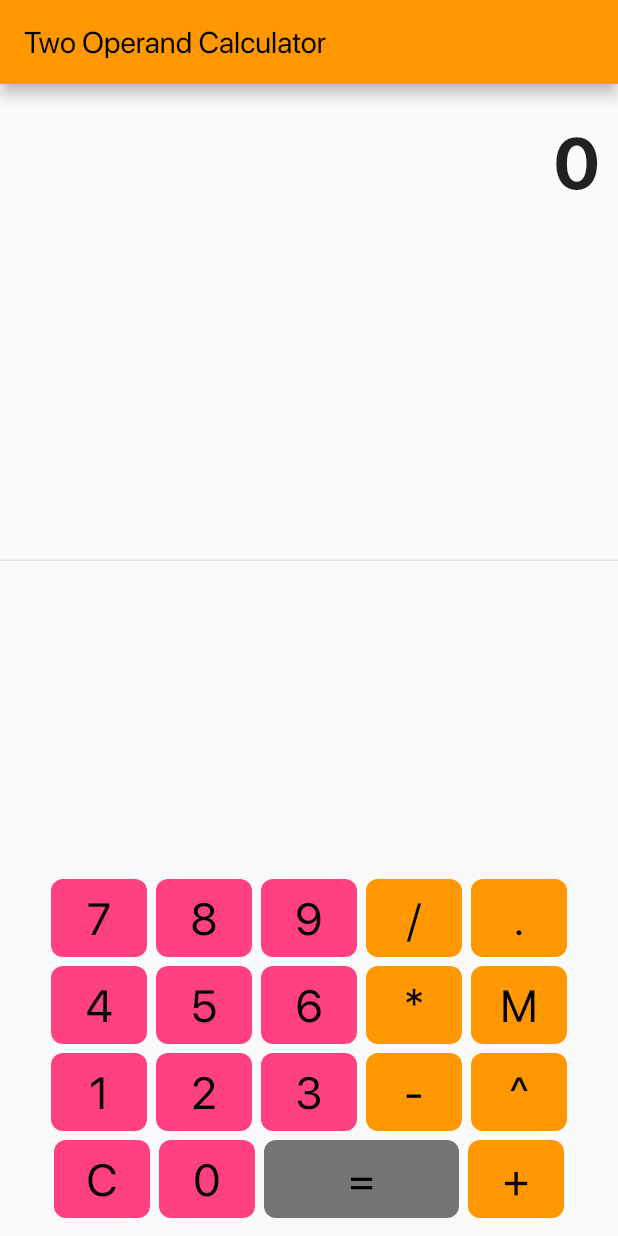
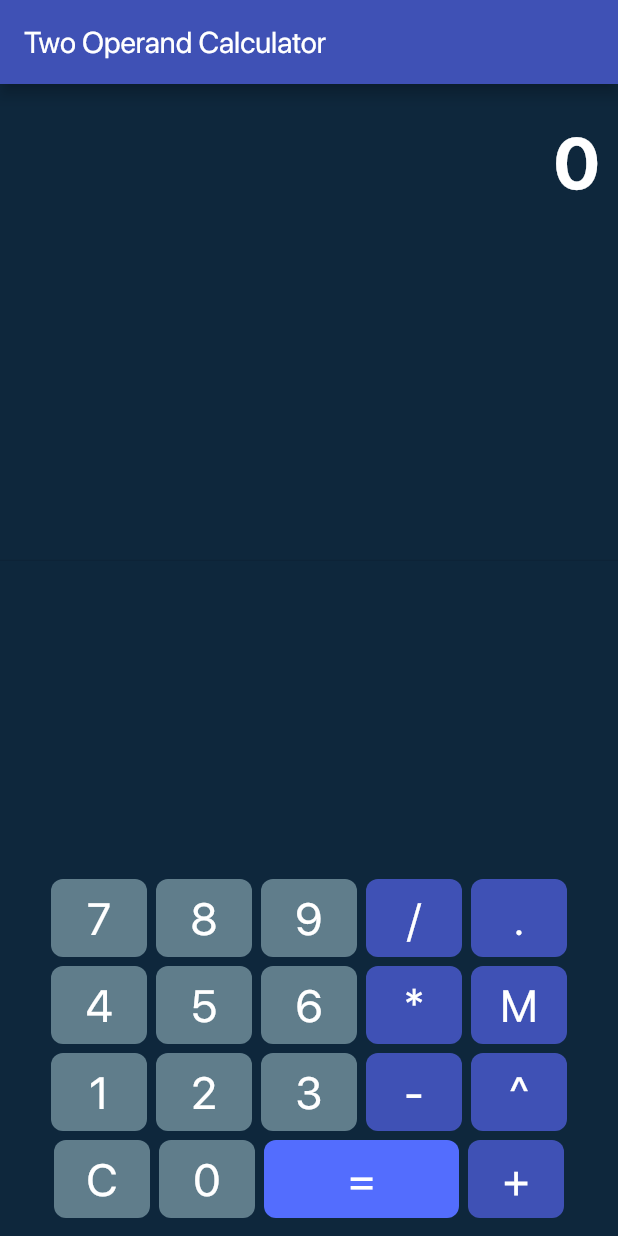
Before and after one commit to itcodehery/Flutter-CodeMaiden, a Flutter app: the screen it shows after launch, on a phone screen of 412 x 824 dp. Run offline on Flutter 3.47's test engine with Material 2 defaults, Android fonts, the phone set to English and light mode, and no system bars; our stand-ins replace get, shared_preferences; missing offline and left inert: material3_layout.

Commit message:
Lil design changes to the Calculator

```diff
--- a/calculator/lib/main.dart
+++ b/calculator/lib/main.dart
@@ -11,7 +11,9 @@ class CalculatorApp extends StatelessWidget {
     return MaterialApp(
       title: 'Calculator',
       color: const Color.fromRGBO(244, 233, 205, 100),
-      theme: ThemeData(primarySwatch: Colors.orange),
+      theme: ThemeData(
+          primarySwatch: Colors.indigo,
+          canvasColor: const Color.fromARGB(255, 14, 39, 60)),
       home: const CalculatorScreen(),
     );
   }
@@ -109,7 +111,7 @@ class CalculatorScreenState extends State<CalculatorScreen> {
             fontFamily: 'SFProDisplay',
             fontSize: 30.0,
             fontWeight: FontWeight.normal,
-            color: Colors.black,
+            color: Colors.white,
           ),
         ));
   }
@@ -134,7 +136,7 @@ class CalculatorScreenState extends State<CalculatorScreen> {
               fontFamily: 'SFProDisplay',
               fontSize: 30.0,
               fontWeight: FontWeight.normal,
-              color: Colors.black,
+              color: Colors.white,
             ),
           )),
     );
@@ -148,7 +150,7 @@ class CalculatorScreenState extends State<CalculatorScreen> {
         titleTextStyle: const TextStyle(
           fontFamily: 'SFProDisplay',
           fontSize: 20.0,
-          color: Colors.black,
+          color: Colors.white,
         ),
       ),
       body: Column(
@@ -162,7 +164,8 @@ class CalculatorScreenState extends State<CalculatorScreen> {
               style: const TextStyle(
                   fontFamily: 'SFProDisplay',
                   fontSize: 48.0,
-                  fontWeight: FontWeight.bold),
+                  fontWeight: FontWeight.bold,
+                  color: Colors.white),
             ),
           ),
           const Expanded(
@@ -174,23 +177,23 @@ class CalculatorScreenState extends State<CalculatorScreen> {
               Row(
                 mainAxisAlignment: MainAxisAlignment.center,
                 children: [
-                  _buildButton('7', Colors.pinkAccent, 1),
+                  _buildButton('7', Colors.blueGrey, 1),
                   const SizedBox(
                     width: 6,
                   ),
-                  _buildButton('8', Colors.pinkAccent, 1),
+                  _buildButton('8', Colors.blueGrey, 1),
                   const SizedBox(
                     width: 6,
                   ),
-                  _buildButton('9', Colors.pinkAccent, 1),
+                  _buildButton('9', Colors.blueGrey, 1),
                   const SizedBox(
                     width: 6,
                   ),
-                  _buildButton('/', Colors.orange, 1),
+                  _buildButton('/', Colors.indigo, 1),
                   const SizedBox(
                     width: 6,
                   ),
-                  _buildButton('.', Colors.orange, 1),
+                  _buildButton('.', Colors.indigo, 1),
                 ],
               ),
               const SizedBox(
@@ -199,23 +202,23 @@ class CalculatorScreenState extends State<CalculatorScreen> {
               Row(
                 mainAxisAlignment: MainAxisAlignment.center,
                 children: [
-                  _buildButton('4', Colors.pinkAccent, 1),
+                  _buildButton('4', Colors.blueGrey, 1),
                   const SizedBox(
                     width: 6,
                   ),
-                  _buildButton('5', Colors.pinkAccent, 1),
+                  _buildButton('5', Colors.blueGrey, 1),
                   const SizedBox(
                     width: 6,
                   ),
-                  _buildButton('6', Colors.pinkAccent, 1),
+                  _buildButton('6', Colors.blueGrey, 1),
                   const SizedBox(
                     width: 6,
                   ),
-                  _buildButton('*', Colors.orange, 1),
+                  _buildButton('*', Colors.indigo, 1),
                   const SizedBox(
                     width: 6,
                   ),
-                  _buildButton('M', Colors.orange, 1),
+                  _buildButton('M', Colors.indigo, 1),
                 ],
               ),
               const SizedBox(
@@ -224,23 +227,23 @@ class CalculatorScreenState extends State<CalculatorScreen> {
               Row(
                 mainAxisAlignment: MainAxisAlignment.center,
                 children: [
-                  _buildButton('1', Colors.pinkAccent, 1),
+                  _buildButton('1', Colors.blueGrey, 1),
                   const SizedBox(
                     width: 6,
                   ),
-                  _buildButton('2', Colors.pinkAccent, 1),
+                  _buildButton('2', Colors.blueGrey, 1),
                   const SizedBox(
                     width: 6,
                   ),
-                  _buildButton('3', Colors.pinkAccent, 1),
+                  _buildButton('3', Colors.blueGrey, 1),
                   const SizedBox(
                     width: 6,
                   ),
-                  _buildButton('-', Colors.orange, 1),
+                  _buildButton('-', Colors.indigo, 1),
                   const SizedBox(
                     width: 6,
                   ),
-                  _buildButton('^', Colors.orange, 1)
+                  _buildButton('^', Colors.indigo, 1)
                 ],
               ),
               const SizedBox(
@@ -249,19 +252,19 @@ class CalculatorScreenState extends State<CalculatorScreen> {
               Row(
                 mainAxisAlignment: MainAxisAlignment.center,
                 children: [
-                  _buildButton('C', Colors.pinkAccent, 1),
+                  _buildButton('C', Colors.blueGrey, 1),
                   const SizedBox(
                     width: 6,
                   ),
-                  _buildButton('0', Colors.pinkAccent, 1),
+                  _buildButton('0', Colors.blueGrey, 1),
                   const SizedBox(
                     width: 6,
                   ),
-                  _buildEqualsButton('=', Colors.grey.shade600, 1),
+                  _buildEqualsButton('=', Colors.indigoAccent, 1),
                   const SizedBox(
                     width: 6,
                   ),
-                  _buildButton('+', Colors.orange, 1),
+                  _buildButton('+', Colors.indigo, 1),
                 ],
               ),
             ],
```
